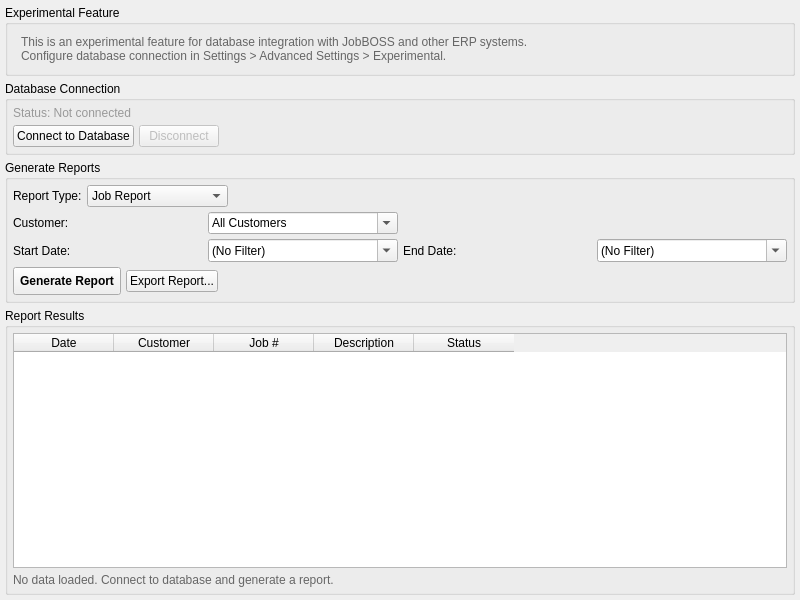
Above: modules/reporting/ui/reporting_tab.ui from i-machine-things-org/JobDocs before the change. Below: the same form after it.
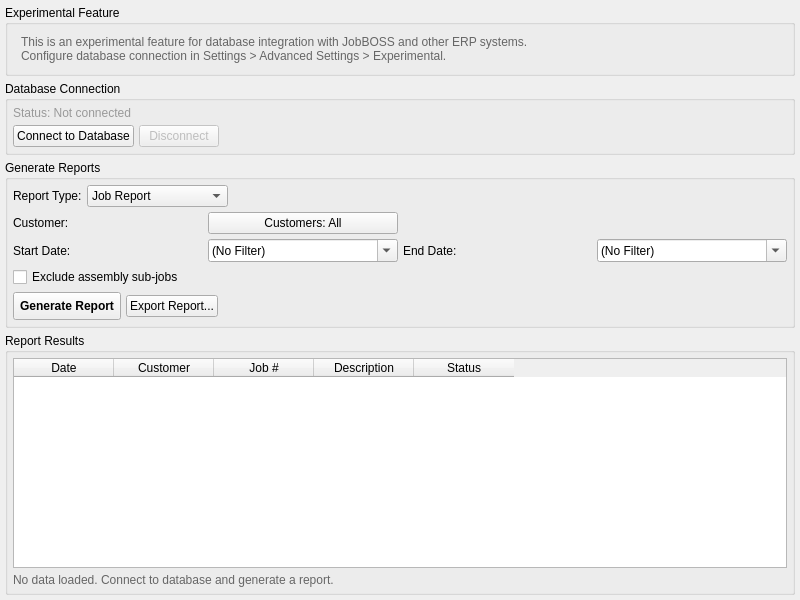
That is the form after the change.

Commit message: feat: multi-customer picker, assembly exclusion, and sortable xlsx export

```diff
--- a/modules/reporting/ui/reporting_tab.ui
+++ b/modules/reporting/ui/reporting_tab.ui
@@ -224,15 +224,10 @@
          </widget>
         </item>
         <item row="0" column="1">
-         <widget class="QComboBox" name="report_customer_combo">
-          <property name="editable">
-           <bool>true</bool>
+         <widget class="QPushButton" name="customer_filter_btn">
+          <property name="text">
+           <string>Customers: All</string>
           </property>
-          <item>
-           <property name="text">
-            <string>All Customers</string>
-           </property>
-          </item>
          </widget>
         </item>
         <item row="1" column="0">
@@ -303,6 +298,13 @@
           </property>
          </widget>
         </item>
+        <item row="2" column="0" colspan="2">
+         <widget class="QCheckBox" name="exclude_assemblies_check">
+          <property name="text">
+           <string>Exclude assembly sub-jobs</string>
+          </property>
+         </widget>
+        </item>
        </layout>
       </item>
       <item>
```
The commit also changes 3 other files.
